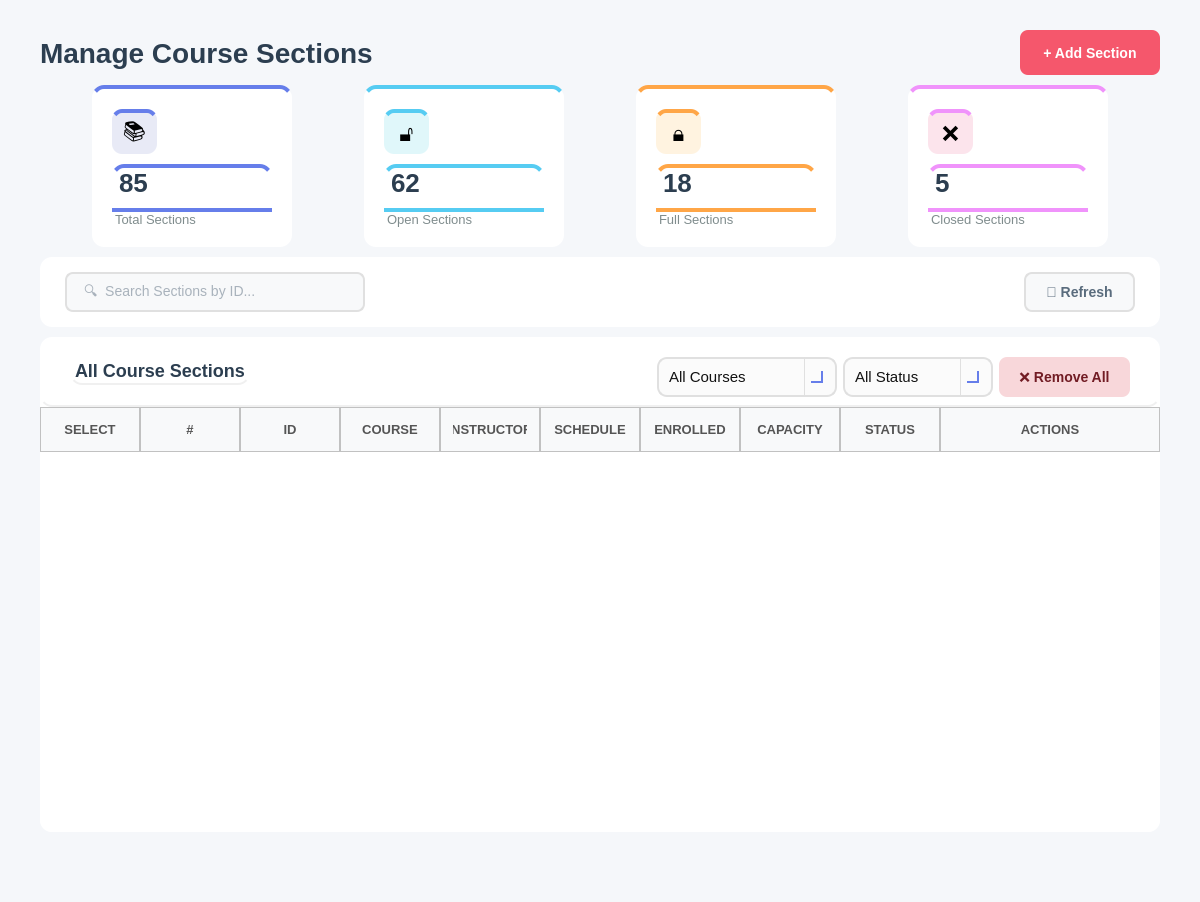
Qt form app_ui/student_ui/submenus/view_sections.ui (Yasser-Daffa/ECE-Course-Registeration) before a commit.
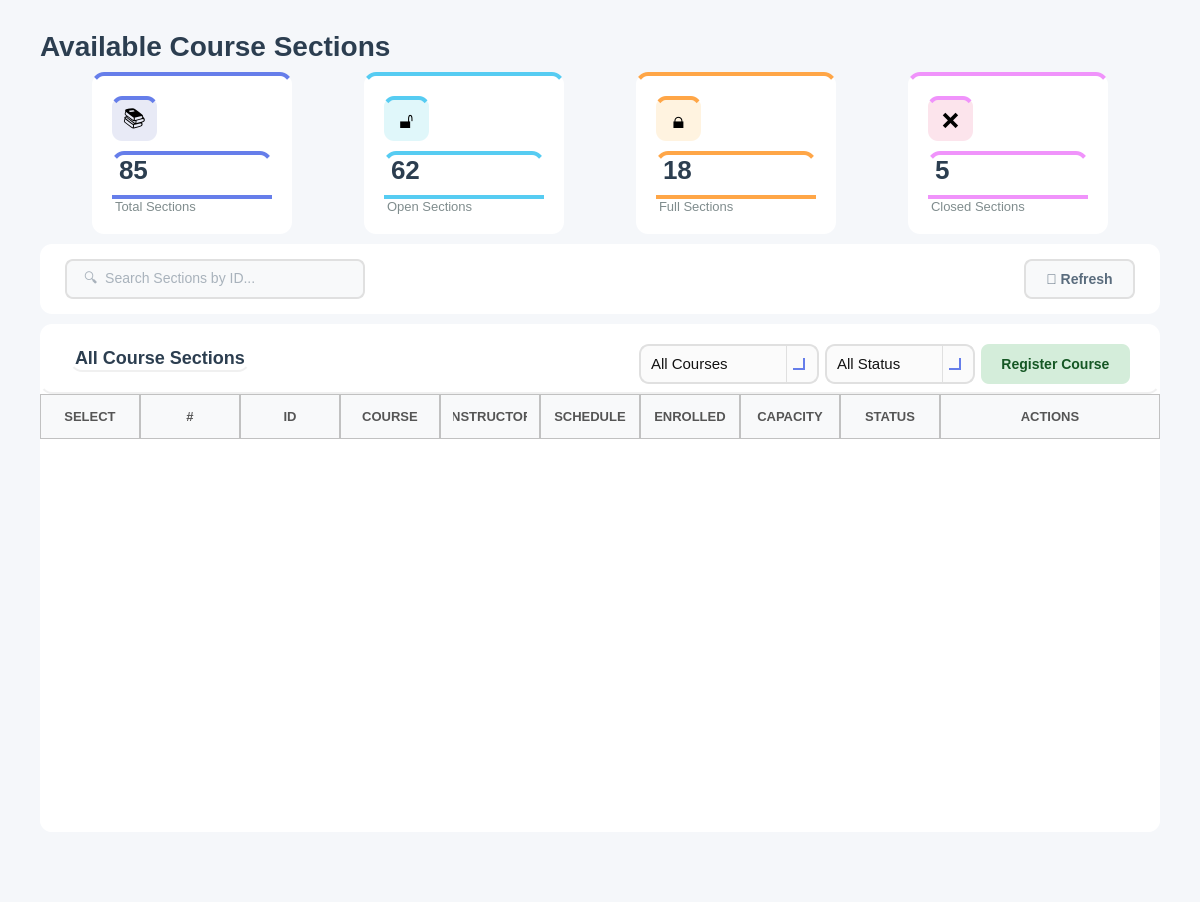
The same form after that commit. Icons and pictures are not drawn.

Commit message: turned ui to py for many guis

```diff
--- a/app_ui/student_ui/submenus/view_sections.ui
+++ b/app_ui/student_ui/submenus/view_sections.ui
@@ -40,7 +40,7 @@
         <string notr="true">font-size: 28px; font-weight: bold; color: #2c3e50; background: transparent;</string>
        </property>
        <property name="text">
-        <string>Manage Course Sections</string>
+        <string>Available Course Sections</string>
        </property>
       </widget>
      </item>
@@ -57,44 +57,6 @@
        </property>
       </spacer>
      </item>
-     <item>
-      <widget class="QPushButton" name="buttonAddSection">
-       <property name="minimumSize">
-        <size>
-         <width>140</width>
-         <height>45</height>
-        </size>
-       </property>
-       <property name="cursor">
-        <cursorShape>PointingHandCursor</cursorShape>
-       </property>
-       <property name="styleSheet">
-        <string notr="true">QPushButton {
-    background-color: #f5576c;
-    color: #ffffff;
-    border: none;
-    border-radius: 8px;
-    font-size: 14px;
-    font-weight: bold;
-    padding: 10px 20px;
-    transition: background-color 150ms;
-}
-QPushButton:hover {
-    background-color: #e5475c;
-}
-QPushButton:pressed {
-    background-color: #d43f52;
-}
-QPushButton:disabled {
-    background-color: #cccccc;  /* gray background for disabled */
-    color: #666666;             /* darker gray text */
-}</string>
-       </property>
-       <property name="text">
-        <string>+ Add Section</string>
-       </property>
-      </widget>
-     </item>
     </layout>
    </item>
    <item>
@@ -887,10 +849,10 @@
             <cursorShape>PointingHandCursor</cursorShape>
            </property>
            <property name="styleSheet">
-            <string notr="true">/* ---- Reject Button ---- */
+            <string notr="true">/* ---- Approve Button ---- */
 QPushButton {
-    background-color: #f8d7da;
-    color: #721c24;
+    background-color: #d4edda;
+    color: #155724;
     border: none;
     border-radius: 8px;
     font-size: 14px;
@@ -905,12 +867,12 @@
     background-color: #a71d2a;  /* slightly darker for pressed feedback */
 }
 QPushButton:disabled {
-    background-color: #d7bcbc; /* more washed-out red */
-    color: #5e3b3e;
+    background-color: #c1d9c3; /* more washed-out green */
+    color: #7a8b7a;
 }</string>
            </property>
            <property name="text">
-            <string>❌ Remove All</string>
+            <string>Register Course</string>
            </property>
           </widget>
          </item>
```
Left out of the diff: 12 changed lines with no effect on the pictures. The commit also changes 5 other files.
